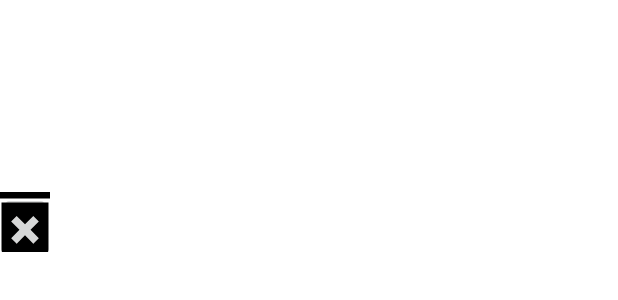
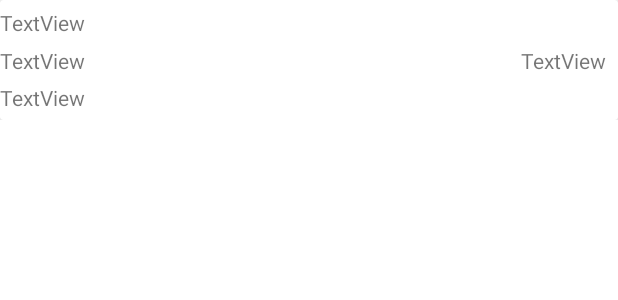
Before and after one commit to jedrm/Android-Budgeting-App, an Android app: the layout recycler_row_del.xml on its own in the app's theme, with its tools: preview values and no code run, on a phone screen of 412 x 824 dp. Shown: the top 300 px of the screen. Run offline under Robolectric (Android 15) with nearby library versions, the light colour scheme and no system bars.

Commit message:
list formatting and chart colors

```diff
--- a/app/src/main/java/com/example/budgetingapp/view/MainActivity.java
+++ b/app/src/main/java/com/example/budgetingapp/view/MainActivity.java
@@ -58,22 +58,22 @@ public class MainActivity extends AppCompatActivity {
     private void addToPieChart() {
         transactionCounts = viewModel.getAllCount(getApplicationContext());
 
-        // TODO: Create an array of colors of different colors
+        // Create an array of colors of different colors
         String[] colors = {
-                "#bf84f0", "#f3d034", "#cd9fb1", "#cd9fb1",
-                "#27703f", "#f0f672", "#2c6ae5", "#10c00a",
-                "#27dd80", "#52312f", "#5bb2c5", "#eeb8d2",
-                "#5c18d0", "#dc9232", "#440b10", "#cb4332",
-                "#782984"
+                "#5db3e6", "#34a96f", "#d6335b", "#b99fd1",
+                "#6338c8", "#f44e03", "#7c617e", "#58eb9d",
+                "#7edaf7", "#d29021", "#c0fd7d", "#ec1281",
+                "#b0b695", "#1760b5", "#f9f09c", "#baa13e",
+                "#445a9b"
         };
 
-        // TODO: Check if there is a summary of transaction counts
+        // Check if there is a summary of transaction counts
         if (transactionCounts.isEmpty()) {
             chart.startAnimation();
             return;
         }
 
-        // TODO: Loop through the list of transaction counts
+        // Loop through the list of transaction counts
         int index = 0;
         for (TransactionCount transactionCount: transactionCounts) {
             chart.addPieSlice(new PieModel(
--- a/app/src/main/java/com/example/budgetingapp/view/listAdapter.java
+++ b/app/src/main/java/com/example/budgetingapp/view/listAdapter.java
@@ -31,7 +31,7 @@ public class listAdapter extends RecyclerView.Adapter<listAdapter.MyViewHolder>
     @NonNull
     @Override
     public listAdapter.MyViewHolder onCreateViewHolder(@NonNull ViewGroup parent, int viewType) {
-        View view = LayoutInflater.from(context).inflate(R.layout.recycler_row,parent,false);
+        View view = LayoutInflater.from(context).inflate(R.layout.recycler_row_del,parent,false);
         return new MyViewHolder(view);
     }
 
--- a/app/src/main/res/layout/recycler_row_del.xml
+++ b/app/src/main/res/layout/recycler_row_del.xml
@@ -1,43 +1,59 @@
 <?xml version="1.0" encoding="utf-8"?>
-<LinearLayout xmlns:android="http://schemas.android.com/apk/res/android"
+<androidx.constraintlayout.widget.ConstraintLayout xmlns:android="http://schemas.android.com/apk/res/android"
+    xmlns:app="http://schemas.android.com/apk/res-auto"
+    xmlns:tools="http://schemas.android.com/tools"
+    android:orientation="vertical" android:layout_width="match_parent"
+    android:layout_height="wrap_content">
+
+    <androidx.cardview.widget.CardView
         android:layout_width="match_parent"
         android:layout_height="wrap_content"
-    android:orientation="vertical">
+        app:layout_constraintTop_toTopOf="parent">
 
-    <TextView android:id="@+id/amount"
+        <androidx.constraintlayout.widget.ConstraintLayout
+            android:layout_width="match_parent"
+            android:layout_height="80dp">
+
+            <TextView
+                android:id="@+id/type"
                 android:layout_width="wrap_content"
                 android:layout_height="wrap_content"
-        android:layout_margin="05dp"
-        android:textColor="#000000"
-        android:textSize="15sp"
-        />
+                android:text="TextView"
+                app:layout_constraintBottom_toTopOf="@+id/date"
+                app:layout_constraintStart_toStartOf="parent"
+                app:layout_constraintTop_toBottomOf="@+id/name" />
 
-    <TextView android:id="@+id/name"
+            <TextView
+                android:id="@+id/date"
                 android:layout_width="wrap_content"
                 android:layout_height="wrap_content"
-        android:layout_margin="05dp"
-        android:textColor="#000000"
-        android:textSize="15sp"
-        />
+                android:text="TextView"
+                app:layout_constraintBottom_toBottomOf="parent"
+                app:layout_constraintStart_toStartOf="parent"
+                app:layout_constraintTop_toBottomOf="@+id/type" />
 
-    <TextView android:id="@+id/type"
+            <TextView
+                android:id="@+id/name"
                 android:layout_width="wrap_content"
                 android:layout_height="wrap_content"
-        android:layout_margin="05dp"
-        android:textColor="#000000"
-        android:textSize="15sp"
-        />
+                android:text="TextView"
+                app:layout_constraintBottom_toTopOf="@+id/type"
+                app:layout_constraintStart_toStartOf="parent"
+                app:layout_constraintTop_toTopOf="parent"
+                app:layout_constraintVertical_bias="0.0" />
 
-    <TextView android:id="@+id/date"
+            <TextView
+                android:id="@+id/amount"
                 android:layout_width="wrap_content"
                 android:layout_height="wrap_content"
-        android:layout_margin="05dp"
-        android:textColor="#000000"
-        android:textSize="15sp"
-        />
-    <ImageButton
-        android:id="@+id/trash"
-        android:layout_width="33dp"
-        android:layout_height="40dp"
-        android:src="@drawable/ic_launcher_trash_foreground"/>
-</LinearLayout>
+                android:layout_marginEnd="8dp"
+                android:text="TextView"
+                app:layout_constraintBottom_toBottomOf="parent"
+                app:layout_constraintEnd_toEndOf="parent"
+                app:layout_constraintTop_toTopOf="parent" />
+
+        </androidx.constraintlayout.widget.ConstraintLayout>
+
+    </androidx.cardview.widget.CardView>
+
+</androidx.constraintlayout.widget.ConstraintLayout>
```
Lines whose indentation alone changed are shown as unchanged.
